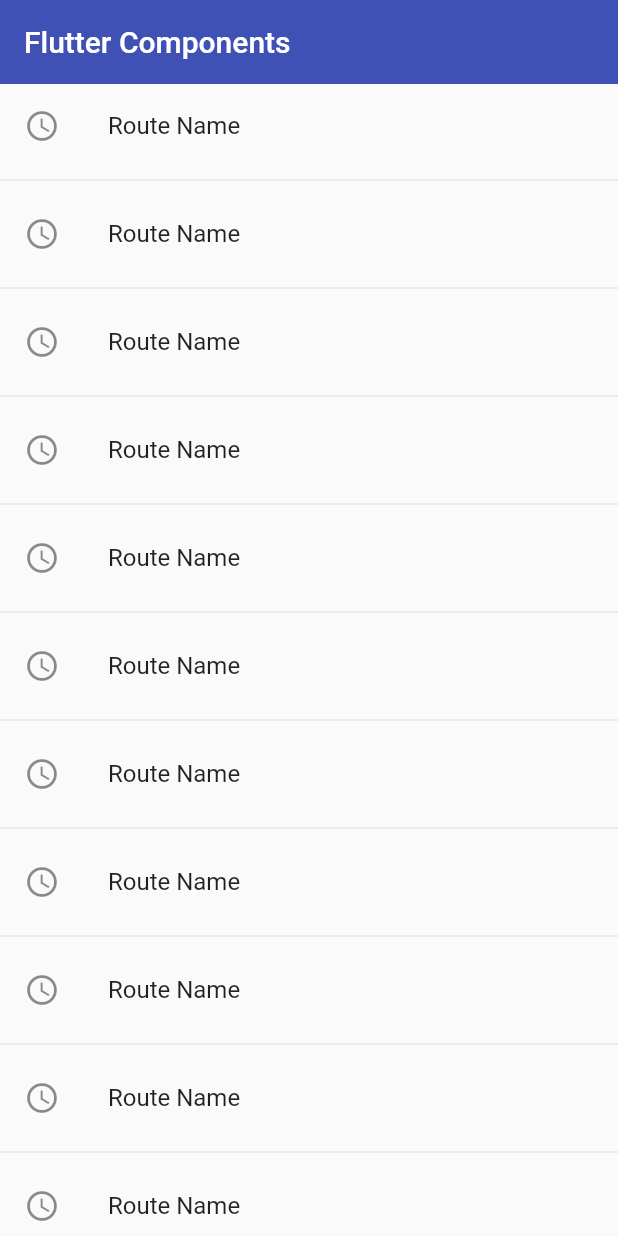
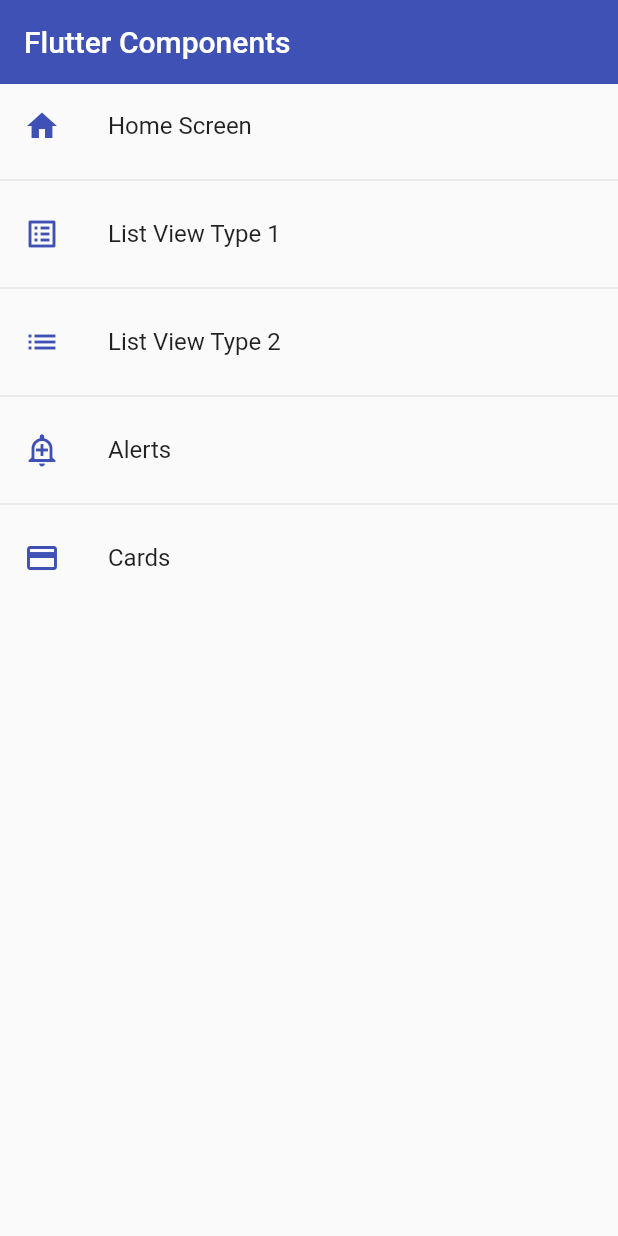
Before and after one commit to bgarcia95/fl-components, a Flutter app: the screen it shows after launch, on a phone screen of 412 x 824 dp. Run offline on Flutter 3.47's test engine with Material 2 defaults, Android fonts, the phone set to English and light mode, and no system bars.

Commit message:
fix styles. display dynamic listview items and navigation.

```diff
--- a/lib/screens/home_screen.dart
+++ b/lib/screens/home_screen.dart
@@ -1,20 +1,27 @@
 import 'package:flutter/material.dart';
+
+import 'package:fl_components/router/app_routes.dart';
+import 'package:fl_components/theme/app_theme.dart';
 
 class HomeScreen extends StatelessWidget {
   const HomeScreen({super.key});
 
   @override
   Widget build(BuildContext context) {
+    final menuOptions = AppRoutes.menuOptions;
+
     return Scaffold(
       appBar: AppBar(
         title: const Text('Flutter Components'),
-        elevation: 0,
       ),
       body: ListView.separated(
-        itemCount: 100,
-        itemBuilder: (context, index) => ListTile(
-          leading: const Icon(Icons.access_time_outlined),
-          title: const Text('Route Name'),
+        itemCount: AppRoutes.menuOptions.length,
+        itemBuilder: (context, i) => ListTile(
+          leading: Icon(
+            menuOptions[i].icon,
+            color: AppTheme.primaryColor,
+          ),
+          title: Text(menuOptions[i].title),
           onTap: () {
             // final route = MaterialPageRoute(
             //   builder: (context) => const ListView1Screen(),
@@ -22,7 +29,7 @@ class HomeScreen extends StatelessWidget {
             // push replacement: destroys previous screens. Example: after logging into the app.
             // Navigator.push(context, route);
 
-            Navigator.pushNamed(context, 'listview1');
+            Navigator.pushNamed(context, menuOptions[i].route);
           },
         ),
         separatorBuilder: (_, __) => const Divider(),
```
